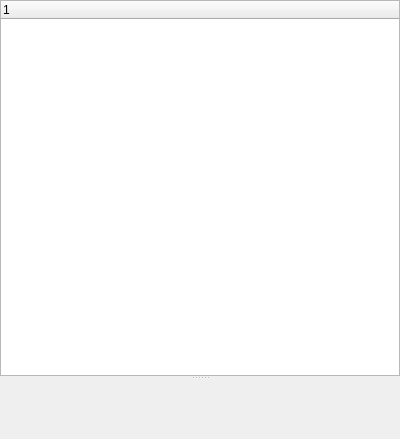
The window that ChainIDE/contractwidget/ContractWidgetHX.ui (HcashOrg/HX-IDE) describes before a commit, drawn with Qt 5.
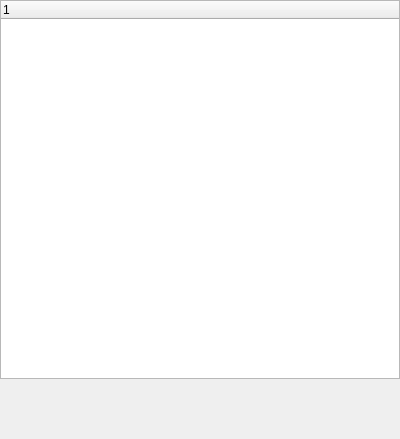
The same window after the commit. Custom widgets are drawn as their Qt base class.

Diff of the .ui file:
```diff
--- a/ChainIDE/contractwidget/ContractWidgetHX.ui
+++ b/ChainIDE/contractwidget/ContractWidgetHX.ui
@@ -34,6 +34,9 @@
      <property name="orientation">
       <enum>Qt::Vertical</enum>
      </property>
+     <property name="handleWidth">
+      <number>1</number>
+     </property>
      <widget class="QTreeWidget" name="treeWidget">
       <column>
        <property name="text">
```
